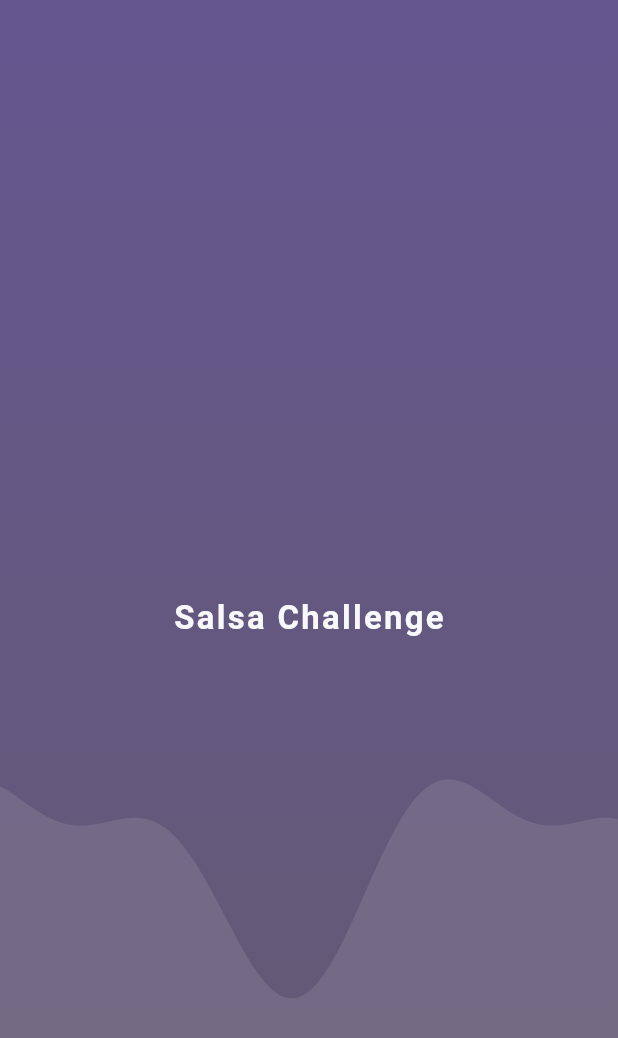
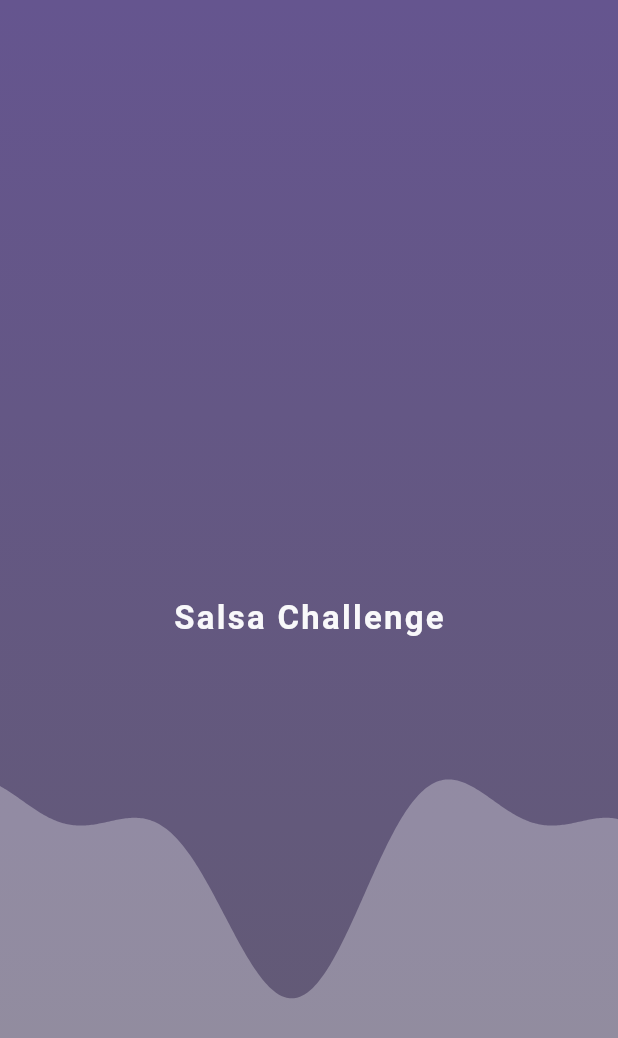
Before and after one commit to PedroSchwarz/salsa_challenge, a Flutter app: the SplashScreen screen opened directly, on a phone screen of 412 x 824 dp. Shown: the top 1038 px of the screen. Run offline on Flutter 3.47's test engine with Material 3 defaults, Android fonts, the phone set to English and light mode, and no system bars; our stand-ins replace cached_network_image, clock, drift, drift_flutter, flutter_mobx, flutter_secure_storage and 8 more; accounts and stored records are empty; generated files the repository leaves out were written again; statements that could not run were skipped.

Commit message:
Login and Splash screen improvements. Location details screen improvements.

```diff
--- /dev/null
+++ b/packages/design_system/lib/components/app_wave_background.dart
@@ -0,0 +1,99 @@
+import 'dart:math' as math;
+
+import 'package:flutter/material.dart';
+
+class AppWaveBackground extends StatefulWidget {
+  const AppWaveBackground({super.key, required this.child, this.color1, this.color2, required this.waveColor});
+
+  final Widget child;
+  final Color? color1;
+  final Color? color2;
+  final Color waveColor;
+
+  @override
+  State<AppWaveBackground> createState() => _AppWaveBackgroundState();
+}
+
+class _AppWaveBackgroundState extends State<AppWaveBackground> with SingleTickerProviderStateMixin {
+  late final AnimationController _waveController;
+  late final Animation<double> _waveAnimation;
+
+  @override
+  void initState() {
+    super.initState();
+    _waveController = AnimationController(duration: const Duration(seconds: 4), vsync: this)..repeat(reverse: true);
+    _waveAnimation = Tween<double>(
+      begin: 0,
+      end: 2 * math.pi,
+    ).animate(CurvedAnimation(parent: _waveController, curve: Curves.easeOut, reverseCurve: Curves.easeOut));
+    _waveAnimation.addListener(() => setState(() {}));
+  }
+
+  @override
+  void dispose() {
+    _waveController.dispose();
+    super.dispose();
+  }
+
+  @override
+  Widget build(BuildContext context) {
+    return Stack(
+      children: [
+        Positioned.fill(
+          child: CustomPaint(
+            painter: _WaveBackgroundPainter(animation: _waveAnimation, color1: widget.color1, color2: widget.color2, waveColor: widget.waveColor),
+          ),
+        ),
+        widget.child,
+      ],
+    );
+  }
+}
+
+// Custom painter for wave background
+class _WaveBackgroundPainter extends CustomPainter {
+  final Animation<double> animation;
+  final Color? color1, color2;
+  final Color waveColor;
+
+  _WaveBackgroundPainter({required this.animation, this.color1, this.color2, required this.waveColor});
+
+  @override
+  void paint(Canvas canvas, Size size) {
+    final paint = Paint()..style = PaintingStyle.fill;
+
+    // Create gradient background
+    if (color1 != null && color2 != null) {
+      final rect = Rect.fromLTWH(0, 0, size.width, size.height);
+      final gradient = LinearGradient(begin: Alignment.topCenter, end: Alignment.bottomCenter, colors: [color1!, color2!]).createShader(rect);
+
+      paint.shader = gradient;
+      canvas.drawRect(rect, paint);
+    }
+    // Draw animated waves
+    paint.shader = null;
+    paint.color = waveColor.withValues(alpha: 0.3);
+
+    final path = Path();
+    final waveHeight = 60.0;
+    final frequency = 0.02;
+
+    path.moveTo(0, size.height);
+
+    for (double x = 0; x <= size.width; x++) {
+      final y =
+          size.height * 0.7 +
+          math.sin(x * frequency + animation.value) * waveHeight +
+          math.sin(x * frequency * 2 + animation.value * 1.5) * waveHeight * 0.5;
+      path.lineTo(x, y);
+    }
+
+    path.lineTo(size.width, size.height);
+    path.close();
+
+    canvas.drawPath(path, paint);
+  }
+
+  @override
+  bool shouldRepaint(covariant CustomPainter oldDelegate) => true;
+}
--- a/packages/design_system/lib/design_system.dart
+++ b/packages/design_system/lib/design_system.dart
@@ -3,3 +3,4 @@ library;
 export 'theming/app_spacing.dart';
 export 'theming/app_theme.dart';
 export 'components/app_skeleton.dart';
+export 'components/app_wave_background.dart';
--- a/packages/splash/lib/ui/views/splash_screen.dart
+++ b/packages/splash/lib/ui/views/splash_screen.dart
@@ -17,13 +17,10 @@ class SplashScreen extends StatefulWidget {
   State<SplashScreen> createState() => _SplashScreenState();
 }
 
-class _SplashScreenState extends State<SplashScreen> with TickerProviderStateMixin {
+class _SplashScreenState extends State<SplashScreen> with SingleTickerProviderStateMixin {
   final store = getIt<SplashStore>();
 
   late ReactionDisposer _authenticationDisposer;
-
-  late final AnimationController _waveController;
-  late final Animation<double> _waveAnimation;
 
   late final AnimationController _fadeController;
   late final Animation<double> _fadeAnimation;
@@ -44,14 +41,6 @@ class _SplashScreenState extends State<SplashScreen> with TickerProviderStateMix
       }
     });
 
-    /// Wave animation
-    _waveController = AnimationController(duration: const Duration(seconds: 4), vsync: this)..repeat(reverse: true);
-    _waveAnimation = Tween<double>(
-      begin: 0,
-      end: 2 * math.pi,
-    ).animate(CurvedAnimation(parent: _waveController, curve: Curves.easeOut, reverseCurve: Curves.easeOut));
-    _waveAnimation.addListener(() => setState(() {}));
-
     /// Fade animation
     _fadeController = AnimationController(duration: const Duration(seconds: 2), vsync: this)..repeat(reverse: true);
     _fadeAnimation = Tween<double>(begin: 0.2, end: 1).animate(CurvedAnimation(parent: _fadeController, curve: Curves.linear));
@@ -61,7 +50,6 @@ class _SplashScreenState extends State<SplashScreen> with TickerProviderStateMix
   @override
   void dispose() {
     _authenticationDisposer();
-    _waveController.dispose();
     _fadeController.dispose();
     super.dispose();
   }
@@ -71,17 +59,11 @@ class _SplashScreenState extends State<SplashScreen> with TickerProviderStateMix
     final theme = Theme.of(context);
 
     return Scaffold(
-      body: Stack(
-        children: [
-          // Animated background with waves
-          Positioned.fill(
-            child: CustomPaint(
-              painter: WaveBackgroundPainter(animation: _waveAnimation, color1: theme.colorScheme.primary, color2: theme.colorScheme.secondary),
-            ),
-          ),
-
-          // Main content
-          Padding(
+      body: AppWaveBackground(
+        color1: theme.colorScheme.primary,
+        color2: theme.colorScheme.secondary,
+        waveColor: theme.colorScheme.onPrimary,
+        child: Padding(
           padding: const EdgeInsets.all(AppSpacing.md),
           child: Center(
             child: FadeTransition(
@@ -93,54 +75,7 @@ class _SplashScreenState extends State<SplashScreen> with TickerProviderStateMix
             ),
           ),
         ),
-        ],
       ),
     );
   }
 }
-
-// Custom painter for wave background
-class WaveBackgroundPainter extends CustomPainter {
-  final Animation<double> animation;
-  final Color color1, color2;
-
-  WaveBackgroundPainter({required this.animation, required this.color1, required this.color2});
-
-  @override
-  void paint(Canvas canvas, Size size) {
-    final paint = Paint()..style = PaintingStyle.fill;
-
-    // Create gradient background
-    final rect = Rect.fromLTWH(0, 0, size.width, size.height);
-    final gradient = LinearGradient(begin: Alignment.topCenter, end: Alignment.bottomCenter, colors: [color1, color2]).createShader(rect);
-
-    paint.shader = gradient;
-    canvas.drawRect(rect, paint);
-
-    // Draw animated waves
-    paint.shader = null;
-    paint.color = Colors.white.withValues(alpha: 0.1);
-
-    final path = Path();
-    final waveHeight = 60.0;
-    final frequency = 0.02;
-
-    path.moveTo(0, size.height);
-
-    for (double x = 0; x <= size.width; x++) {
-      final y =
-          size.height * 0.7 +
-          math.sin(x * frequency + animation.value) * waveHeight +
-          math.sin(x * frequency * 2 + animation.value * 1.5) * waveHeight * 0.5;
-      path.lineTo(x, y);
-    }
-
-    path.lineTo(size.width, size.height);
-    path.close();
-
-    canvas.drawPath(path, paint);
-  }
-
-  @override
-  bool shouldRepaint(covariant CustomPainter oldDelegate) => true;
-}
```
Also changed, not shown: packages/auth/lib/ui/views/login_screen.dart (+34 -10 lines), packages/home/lib/ui/stores/location_details_store.dart (+7 -3 lines), packages/home/lib/ui/views/location_details_screen.dart (+28 -2 lines), packages/home/lib/ui/stores/location_details_store.g.dart, 1 other file. Lines whose indentation alone changed are shown as unchanged.
